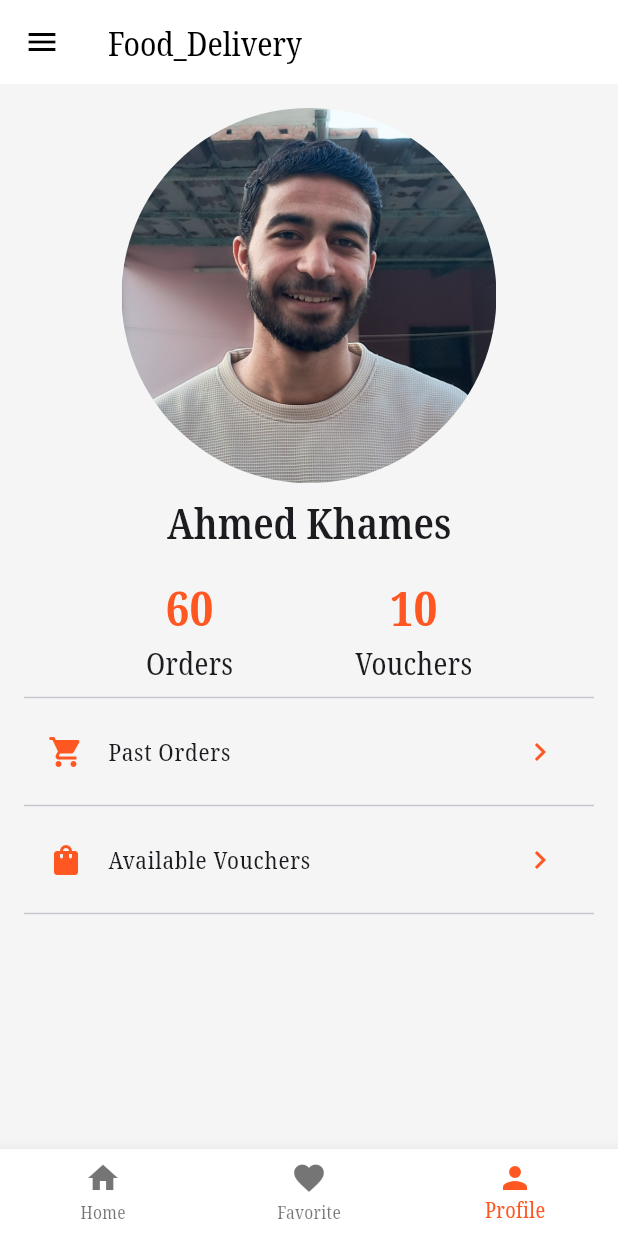
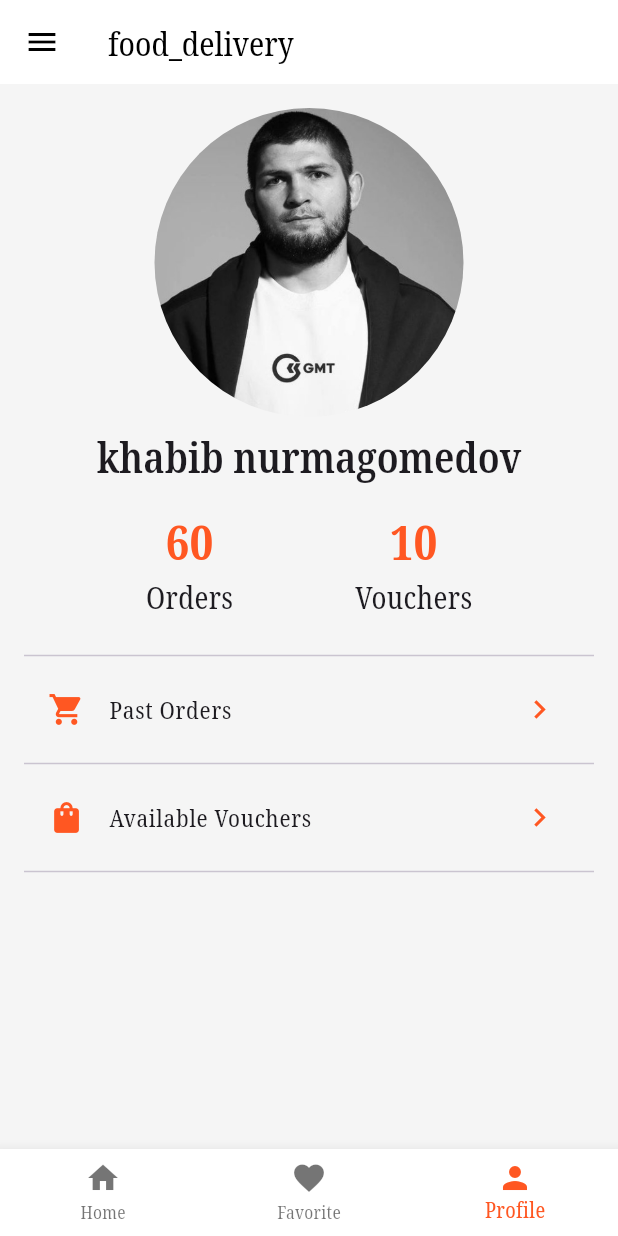
Before and after one commit to Akhames99/Food_Delivery.Flutter, a Flutter app: the screen it shows after launch, item 3 of the bottom bar chosen, on a phone screen of 412 x 824 dp. Run offline on Flutter 3.47's test engine with Material 3 defaults, Android fonts, the phone set to English and light mode, and no system bars; network calls fail.

Commit message:
Adding Responsiveness to the app with some tiny changes

```diff
--- a/lib/Pages/bottom_navbar.dart
+++ b/lib/Pages/bottom_navbar.dart
@@ -23,7 +23,7 @@ class _BottomNavBarPageState extends State<BottomNavBarPage> {
   @override
   Widget build(BuildContext context) {
     return Scaffold(
-      appBar: AppBar(title: Text('Food_Delivery')),
+      appBar: AppBar(title: Text('food_delivery')),
       drawer: Drawer(
         backgroundColor: Colors.white,
         child: Center(child: Text('You Are In The Drawer Now')),
--- a/lib/Pages/profile_page.dart
+++ b/lib/Pages/profile_page.dart
@@ -5,6 +5,9 @@ class ProfilePage extends StatelessWidget {
 
   @override
   Widget build(BuildContext context) {
+    final size = MediaQuery.of(context).size;
+    final landscape =
+        MediaQuery.of(context).orientation == Orientation.landscape;
     Widget NameNumberFunction({required String name, required int number}) {
       return Column(
         children: [
@@ -26,38 +29,48 @@ class ProfilePage extends StatelessWidget {
 
     Widget ListTileCustom({required IconData leadIcon, required String title}) {
       return ListTile(
-        leading: Icon(leadIcon, color: Theme.of(context).primaryColor),
+        leading: Icon(
+          leadIcon,
+          color: Theme.of(context).primaryColor,
+          size: landscape ? size.height * 0.07 : size.height * 0.03,
+        ),
         title: Text(title),
         trailing: Icon(
           Icons.chevron_right,
           color: Theme.of(context).primaryColor,
+          size: landscape ? size.height * 0.07 : size.height * 0.03,
         ),
         onTap: () => debugPrint('$title is Tapped'),
       );
     }
 
-    return Padding(
-      padding: const EdgeInsets.all(16.0),
-      child: Center(
-        child: Column(
-          children: [
-            Container(
-              height: 250,
+    Widget PersonPhoto(height, width) {
+      return Container(
+        height: height,
+        width: width,
         decoration: BoxDecoration(
           shape: BoxShape.circle,
-                image: DecorationImage(
-                  image: AssetImage('assets/images/Me.jpg'),
+          image: DecorationImage(image: AssetImage('assets/images/Me.jpg')),
         ),
-              ),
-            ),
-            SizedBox(height: 8.0),
-            Text(
-              'Ahmed Khames',
+      );
+    }
+
+    final personname = Text(
+      'khabib nurmagomedov',
       style: Theme.of(
         context,
       ).textTheme.headlineMedium!.copyWith(fontWeight: FontWeight.w600),
-              // style: TextStyle(fontSize: 24, fontWeight: FontWeight.bold),
-            ),
+    );
+
+    return Padding(
+      padding: const EdgeInsets.all(16.0),
+      child: SingleChildScrollView(
+        child: Column(
+          children: [
+            if (!landscape) ...[
+              PersonPhoto(size.height * 0.25, size.width * 10),
+              SizedBox(height: 8.0),
+              personname,
               SizedBox(height: 16.0),
               Row(
                 mainAxisAlignment: MainAxisAlignment.spaceEvenly,
@@ -66,6 +79,33 @@ class ProfilePage extends StatelessWidget {
                   NameNumberFunction(name: 'Vouchers', number: 10),
                 ],
               ),
+              SizedBox(height: 16.0),
+            ],
+            if (landscape) ...[
+              Row(
+                mainAxisAlignment: MainAxisAlignment.spaceEvenly,
+                children: [
+                  Column(
+                    children: [
+                      PersonPhoto(size.height * 0.5, size.width * 0.35),
+                    ],
+                  ),
+                  Column(
+                    children: [
+                      Text('Khabib', style: TextStyle(fontSize: 30)),
+                      Text('nurmagomedov'),
+                    ],
+                  ),
+                  Column(
+                    children: [
+                      NameNumberFunction(name: 'Orders', number: 60),
+                      Divider(),
+                      NameNumberFunction(name: 'Vouchers', number: 10),
+                    ],
+                  ),
+                ],
+              ),
+            ],
             Divider(),
             ListTileCustom(leadIcon: Icons.shopping_cart, title: 'Past Orders'),
             Divider(),
```
Also changed, not shown: lib/Models/food_item.dart (+13 -17 lines), lib/Pages/favorite_page.dart (+12 -4 lines), lib/Pages/home_page.dart (+7 -5 lines), lib/Widgets/food_grid_item.dart (+22 -15 lines), assets/images/Empty.png, assets/images/Me.jpg. Lines whose indentation alone changed are shown as unchanged.
